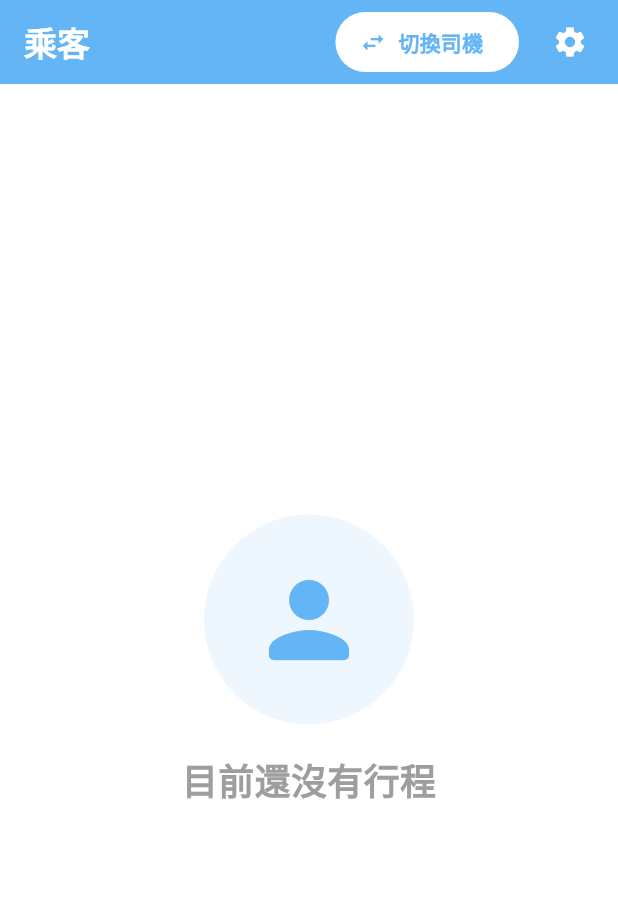
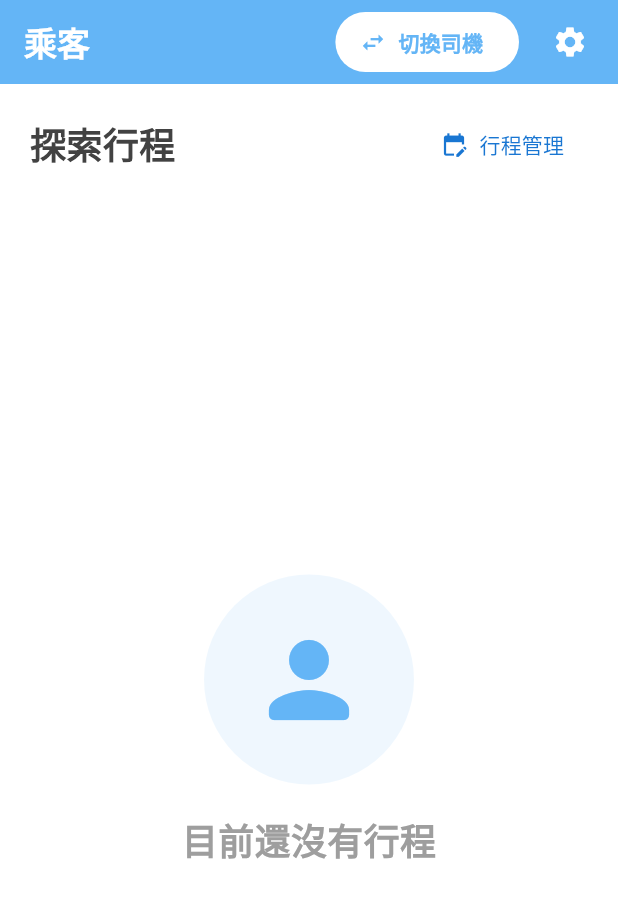
Before and after one commit to kqqy/ridesharing, a Flutter app: the HomePage screen opened directly, on a phone screen of 412 x 824 dp. Shown: the top 898 px of the screen. Run offline on Flutter 3.47's test engine with Material 3 defaults, Android fonts, the light colour scheme and no system bars.

Commit message:
乘客首頁加上標題、行程管理按鈕

```diff
--- a/lib/passenger_home.dart
+++ b/lib/passenger_home.dart
@@ -1,34 +1,16 @@
 import 'package:flutter/material.dart';
+import 'passenger_widgets.dart'; // 引入乘客的 UI 組件
 
+// 乘客 Home Page (僅作為頁面容器)
 class PassengerHome extends StatelessWidget {
   final Color themeColor;
 
+  // 接收從 home_page.dart 傳來的顏色參數
   const PassengerHome({super.key, required this.themeColor});
 
   @override
   Widget build(BuildContext context) {
-    return Container(
-      color: Colors.white,
-      child: Center(
-        child: Column(
-          mainAxisAlignment: MainAxisAlignment.center,
-          children: [
-            Container(
-              padding: const EdgeInsets.all(30),
-              decoration: BoxDecoration(
-                color: themeColor.withOpacity(0.1),
-                shape: BoxShape.circle,
-              ),
-              child: Icon(Icons.person_rounded, size: 80, color: themeColor),
-            ),
-            const SizedBox(height: 20),
-            const Text(
-              '目前還沒有行程',
-              style: TextStyle(fontSize: 24, fontWeight: FontWeight.bold, color: Colors.grey),
-            ),
-          ],
-        ),
-      ),
-    );
+    // 邏輯：直接回傳 UI 主體，不持有任何狀態
+    return PassengerHomeBody(themeColor: themeColor);
   }
 }
--- /dev/null
+++ b/lib/passenger_widgets.dart
@@ -0,0 +1,90 @@
+import 'package:flutter/material.dart';
+
+// 乘客首頁的主體介面 UI
+class PassengerHomeBody extends StatelessWidget {
+  final Color themeColor;
+
+  const PassengerHomeBody({super.key, required this.themeColor});
+
+  @override
+  Widget build(BuildContext context) {
+    return Scaffold(
+      backgroundColor: Colors.white,
+      appBar: AppBar(
+        automaticallyImplyLeading: false,
+        backgroundColor: Colors.white,
+        elevation: 0,
+        toolbarHeight: 0,
+      ),
+
+      // 頁面主體 (Body)
+      body: Column(
+        crossAxisAlignment: CrossAxisAlignment.start,
+        children: [
+          // 1. HEADER ROW: 探索行程標題 與 行程管理按鈕 (並排)
+          Padding(
+            padding: const EdgeInsets.symmetric(horizontal: 20, vertical: 16),
+            child: Row(
+              mainAxisAlignment: MainAxisAlignment.spaceBetween,
+              children: [
+                // 左側：探索行程標題
+                Text(
+                  '探索行程',
+                  style: TextStyle(
+                    fontSize: 24,
+                    fontWeight: FontWeight.bold,
+                    color: Colors.grey[800],
+                  ),
+                ),
+
+                // 右側：行程管理按鈕
+                ElevatedButton.icon(
+                  onPressed: () {
+                    // ⚠️ 已經移除提示，這裡只剩下空的操作
+                  },
+                  icon: const Icon(Icons.edit_calendar, size: 18),
+                  label: const Text('行程管理'),
+                  style: ElevatedButton.styleFrom(
+                    backgroundColor: Colors.white,
+                    foregroundColor: Colors.blue[700],
+                    elevation: 0,
+                    shape: RoundedRectangleBorder(borderRadius: BorderRadius.circular(20)),
+                    padding: const EdgeInsets.symmetric(horizontal: 16, vertical: 8),
+                  ),
+                ),
+              ],
+            ),
+          ),
+
+          // 2. 核心內容區 (閒置畫面)
+          Expanded(
+            child: Center(
+              child: Column(
+                mainAxisAlignment: MainAxisAlignment.center,
+                children: [
+                  Container(
+                    padding: const EdgeInsets.all(30),
+                    decoration: BoxDecoration(
+                      color: themeColor.withOpacity(0.1),
+                      shape: BoxShape.circle,
+                    ),
+                    child: Icon(
+                      Icons.person_rounded,
+                      size: 80,
+                      color: themeColor,
+                    ),
+                  ),
+                  const SizedBox(height: 20),
+                  const Text(
+                    '目前還沒有行程',
+                    style: TextStyle(fontSize: 24, fontWeight: FontWeight.bold, color: Colors.grey),
+                  ),
+                ],
+              ),
+            ),
+          ),
+        ],
+      ),
+    );
+  }
+}
```
